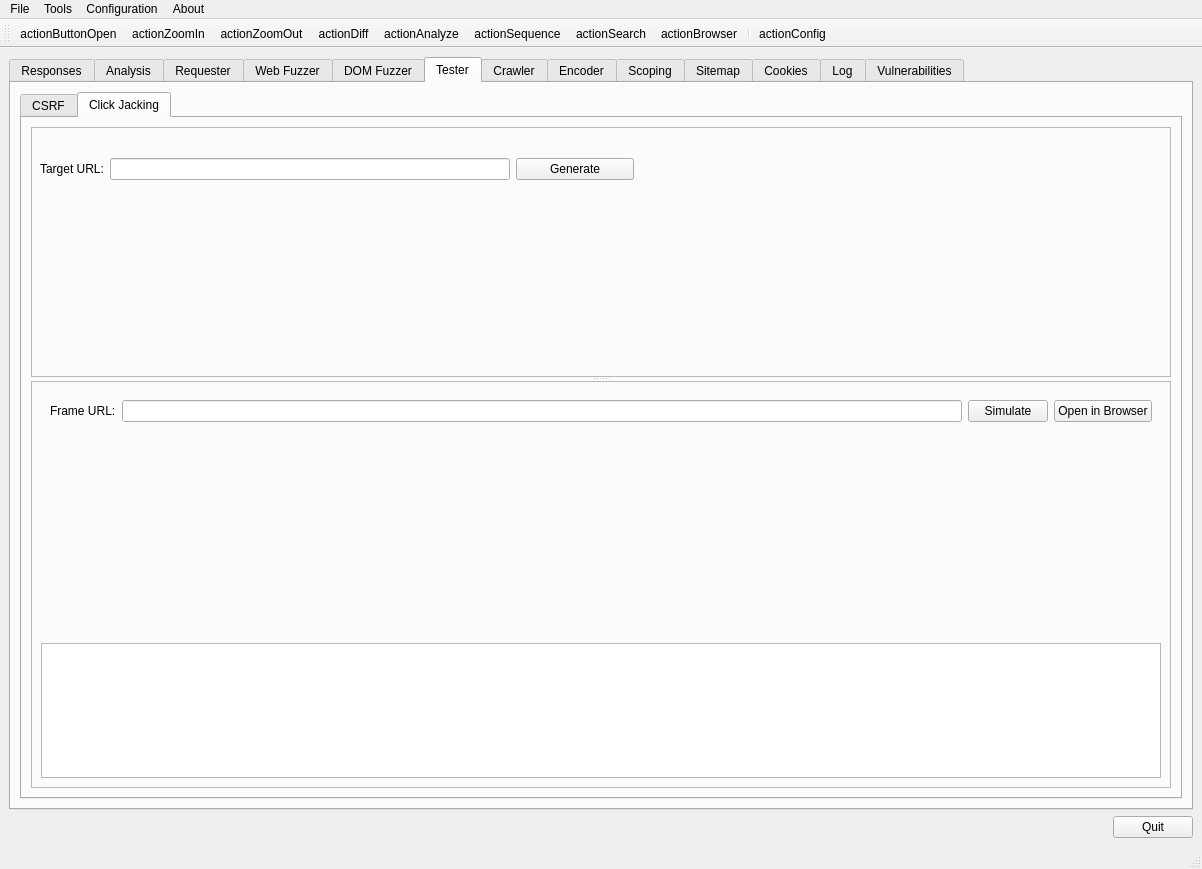
The window that branches/raft3/ui/RaftMain.ui (RAFTDevTeam/raft) describes before a commit, drawn with Qt 5.
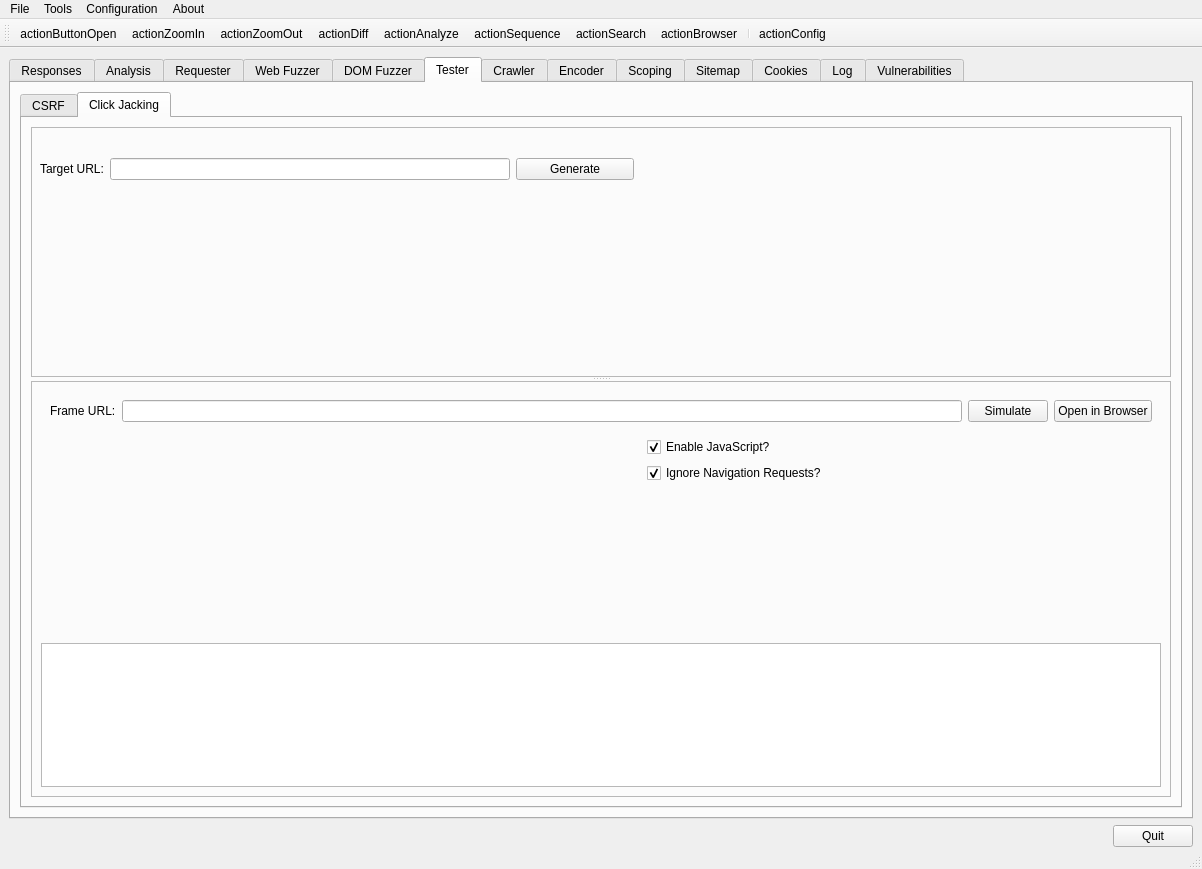
The same window after the commit. The open tabs and pages were chosen to show the change. Icons and pictures are not drawn. Custom widgets are drawn as their Qt base class.

Commit message: Added checkbox options for Clickjack Tester

```diff
--- a/branches/raft3/ui/RaftMain.ui
+++ b/branches/raft3/ui/RaftMain.ui
@@ -18,6 +18,9 @@
   </property>
   <widget class="QWidget" name="centralwidget">
    <layout class="QVBoxLayout" name="verticalLayout">
+    <property name="bottomMargin">
+     <number>0</number>
+    </property>
     <item>
      <widget class="QTabWidget" name="mainTabWidget">
       <property name="enabled">
@@ -47,7 +50,7 @@
          <number>0</number>
         </property>
         <property name="bottomMargin">
-         <number>2</number>
+         <number>0</number>
         </property>
         <item>
          <widget class="QSplitter" name="splitter_2">
@@ -1792,6 +1795,8 @@
                  </widget>
                 </item>
                 <item>
+                 <layout class="QHBoxLayout" name="horizontalLayout_10">
+                  <item>
                  <widget class="QWidget" name="testerClickjackingEmbeddedBrowserPlaceholder" native="true">
                   <property name="sizePolicy">
                    <sizepolicy hsizetype="Preferred" vsizetype="Expanding">
@@ -1801,11 +1806,50 @@
                   </property>
                   <property name="minimumSize">
                    <size>
-                    <width>512</width>
+                      <width>600</width>
                     <height>200</height>
                    </size>
                   </property>
                  </widget>
+                  </item>
+                  <item>
+                   <layout class="QVBoxLayout" name="verticalLayout_69">
+                    <item>
+                     <widget class="QCheckBox" name="testerClickjackingEnableJavascript">
+                      <property name="text">
+                       <string>Enable JavaScript?</string>
+                      </property>
+                      <property name="checked">
+                       <bool>true</bool>
+                      </property>
+                     </widget>
+                    </item>
+                    <item>
+                     <widget class="QCheckBox" name="testerClickjackingIgnoreNavigationRequests">
+                      <property name="text">
+                       <string>Ignore Navigation Requests?</string>
+                      </property>
+                      <property name="checked">
+                       <bool>true</bool>
+                      </property>
+                     </widget>
+                    </item>
+                    <item>
+                     <spacer name="verticalSpacer">
+                      <property name="orientation">
+                       <enum>Qt::Vertical</enum>
+                      </property>
+                      <property name="sizeHint" stdset="0">
+                       <size>
+                        <width>20</width>
+                        <height>40</height>
+                       </size>
+                      </property>
+                     </spacer>
+                    </item>
+                   </layout>
+                  </item>
+                 </layout>
                 </item>
                 <item>
                  <widget class="QTextEdit" name="testerClickjackingConsoleLogTextEdit">
```
Lines whose indentation alone changed are shown as unchanged. The commit also changes 3 other files.
